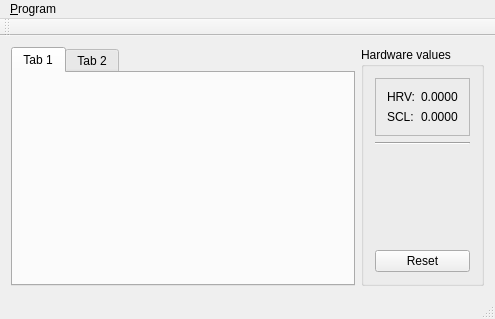
Above: src/mainwindow.ui from seberm/qlightstone before the change. Below: the same form after it.
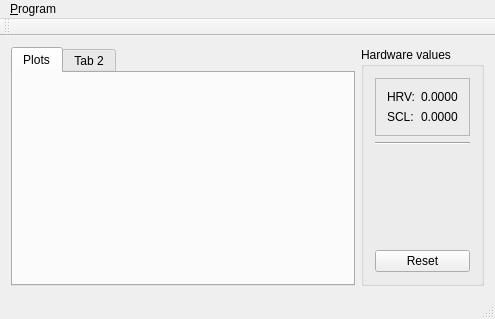
That is the form after the change.

The edit to the form file:
```diff
--- a/src/mainwindow.ui
+++ b/src/mainwindow.ui
@@ -17,9 +17,12 @@
    <layout class="QHBoxLayout" name="horizontalLayout">
     <item>
      <widget class="QTabWidget" name="tabWidget">
-      <widget class="QWidget" name="tab">
+      <property name="currentIndex">
+       <number>0</number>
+      </property>
+      <widget class="QWidget" name="tab_1">
        <attribute name="title">
-        <string>Tab 1</string>
+        <string>Plots</string>
        </attribute>
       </widget>
       <widget class="QWidget" name="tab_2">
```
Left out of the diff: 5 changed lines with no effect on the pictures.
